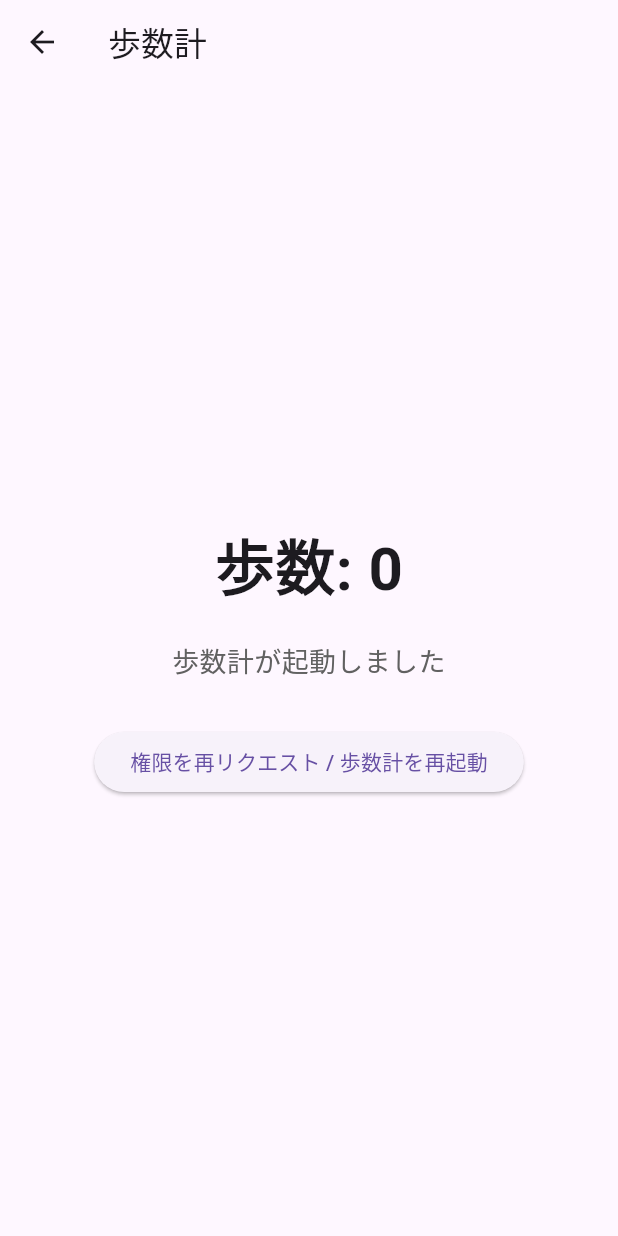
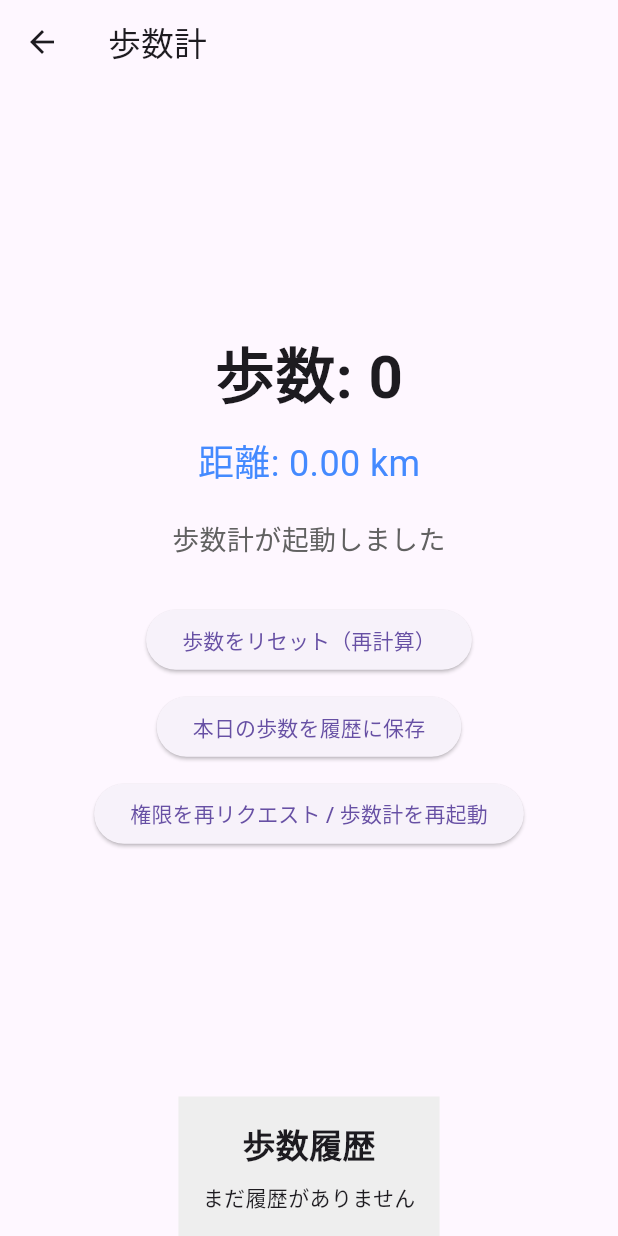
Before and after one commit to kurohero1/test, a Flutter app: the screen it shows after launch, after a tap on "歩数計（Pedometer）", on a phone screen of 412 x 824 dp. Run offline on Flutter 3.47's test engine with Material 3 defaults, Android fonts, the phone set to English and light mode, and no system bars; our stand-ins replace pedometer, permission_handler, shared_preferences.

Commit message:
Add distance calculation and step history feature

```diff
--- a/lib/pedometer_page.dart
+++ b/lib/pedometer_page.dart
@@ -1,6 +1,8 @@
 import 'package:flutter/material.dart';
 import 'package:permission_handler/permission_handler.dart';
 import 'package:pedometer/pedometer.dart';
+import 'package:shared_preferences/shared_preferences.dart';
+import 'dart:convert';
 
 class PedometerPage extends StatefulWidget {
   @override
@@ -9,17 +11,62 @@ class PedometerPage extends StatefulWidget {
 
 class _PedometerPageState extends State<PedometerPage> {
   late Stream<StepCount> _stepStream;
-  int _steps = 0;
+
+  int _rawSteps = 0;          // システムから取得される累計歩数
+  int _baselineSteps = 0;     // リセット時の基準歩数
   String _statusMessage = "歩数計を読み込み中…";
+
+  Map<String, int> _history = {};  // 歩数履歴（日付 → 歩数）
+
+  // ===== 追加：距離計算用の歩幅（一般平均：0.7m） =====
+  double _stepLength = 0.7;   // 1歩あたりの歩幅（メートル）
 
   @override
   void initState() {
     super.initState();
+    _loadHistory();
     _requestPermissionAndInitPedometer();
   }
 
+  /// 履歴をSharedPreferencesから読み込む
+  Future<void> _loadHistory() async {
+    final prefs = await SharedPreferences.getInstance();
+    String? jsonString = prefs.getString("step_history");
+
+    if (jsonString != null) {
+      setState(() {
+        _history = Map<String, int>.from(json.decode(jsonString));
+      });
+    }
+  }
+
+  /// 履歴を保存
+  Future<void> _saveHistory() async {
+    final prefs = await SharedPreferences.getInstance();
+    String jsonString = json.encode(_history);
+    await prefs.setString("step_history", jsonString);
+  }
+
+  /// 今日の歩数を履歴に保存
+  void _saveTodaySteps() {
+    final today =
+        "${DateTime.now().year}-${DateTime.now().month}-${DateTime.now().day}";
+
+    final int displaySteps = _rawSteps - _baselineSteps;
+
+    setState(() {
+      _history[today] = displaySteps;
+    });
+
+    _saveHistory();
+
+    ScaffoldMessenger.of(context).showSnackBar(
+      SnackBar(content: Text("本日の歩数を保存しました")),
+    );
+  }
+
+  /// 権限チェック＆歩数計初期化
   Future<void> _requestPermissionAndInitPedometer() async {
-    // 一次请求两个可能必要的权限
     Map<Permission, PermissionStatus> statuses = await [
       Permission.activityRecognition,
       Permission.sensors,
@@ -39,11 +86,11 @@ class _PedometerPageState extends State<PedometerPage> {
       _statusMessage = "歩数計が起動しました";
     });
 
-    // 初始化步数监听
     _stepStream = Pedometer.stepCountStream;
+
     _stepStream.listen((StepCount event) {
       setState(() {
-        _steps = event.steps;
+        _rawSteps = event.steps;
         _statusMessage = "歩数データを受信中…";
       });
     }).onError((error) {
@@ -53,22 +100,43 @@ class _PedometerPageState extends State<PedometerPage> {
     });
   }
 
+  /// 表示歩数をゼロにリセット
+  void _resetSteps() {
+    setState(() {
+      _baselineSteps = _rawSteps;
+      _statusMessage = "歩数がリセットされました";
+    });
+  }
+
   @override
   Widget build(BuildContext context) {
+    int displaySteps = _rawSteps - _baselineSteps;
+
+    // ===== 追加：距離の計算（km単位） =====
+    double distanceKm = (displaySteps * _stepLength) / 1000;
+
     return Scaffold(
       appBar: AppBar(title: Text("歩数計")),
-      body: Center(
+      body: Column(
+        children: [
+          Expanded(
+            child: Center(
               child: Column(
                 mainAxisAlignment: MainAxisAlignment.center,
                 children: [
-            // 歩数永远显示，不会被盖掉
                   Text(
-              "歩数: $_steps",
+                    "歩数: $displaySteps",
                     style: TextStyle(fontSize: 40, fontWeight: FontWeight.bold),
+                  ),
+                  SizedBox(height: 10),
+
+                  // ===== 距離表示 =====
+                  Text(
+                    "距離: ${distanceKm.toStringAsFixed(2)} km",
+                    style: TextStyle(fontSize: 24, color: Colors.blueAccent),
                   ),
                   SizedBox(height: 20),
 
-            // 状态显示在步数下面
                   Text(
                     _statusMessage,
                     style: TextStyle(fontSize: 18, color: Colors.grey[700]),
@@ -78,12 +146,54 @@ class _PedometerPageState extends State<PedometerPage> {
                   SizedBox(height: 30),
 
                   ElevatedButton(
+                    onPressed: _resetSteps,
+                    child: Text("歩数をリセット（再計算）"),
+                  ),
+
+                  SizedBox(height: 10),
+
+                  ElevatedButton(
+                    onPressed: _saveTodaySteps,
+                    child: Text("本日の歩数を履歴に保存"),
+                  ),
+
+                  SizedBox(height: 10),
+
+                  ElevatedButton(
                     onPressed: _requestPermissionAndInitPedometer,
                     child: Text("権限を再リクエスト / 歩数計を再起動"),
                   ),
                 ],
               ),
             ),
+          ),
+
+          // ===== 履歴表示エリア =====
+          Container(
+            padding: EdgeInsets.all(16),
+            color: Colors.grey[200],
+            child: Column(
+              children: [
+                Text("歩数履歴",
+                    style:
+                        TextStyle(fontSize: 22, fontWeight: FontWeight.bold)),
+                SizedBox(height: 10),
+
+                _history.isEmpty
+                    ? Text("まだ履歴がありません")
+                    : Column(
+                        children: _history.entries.map((entry) {
+                          return ListTile(
+                            title: Text("${entry.key}"),
+                            trailing: Text("${entry.value} 歩"),
+                          );
+                        }).toList(),
+                      ),
+              ],
+            ),
+          )
+        ],
+      ),
     );
   }
 }
--- a/pubspec.yaml
+++ b/pubspec.yaml
@@ -33,6 +33,7 @@ dependencies:
 
   pedometer: ^4.0.1
   permission_handler: ^12.0.1
+  shared_preferences: ^2.2.2
   # The following adds the Cupertino Icons font to your application.
   # Use with the CupertinoIcons class for iOS style icons.
   url_launcher: ^6.1.10
```
Also changed, not shown: pubspec.lock, 2 other files. Lines whose indentation alone changed are shown as unchanged.
